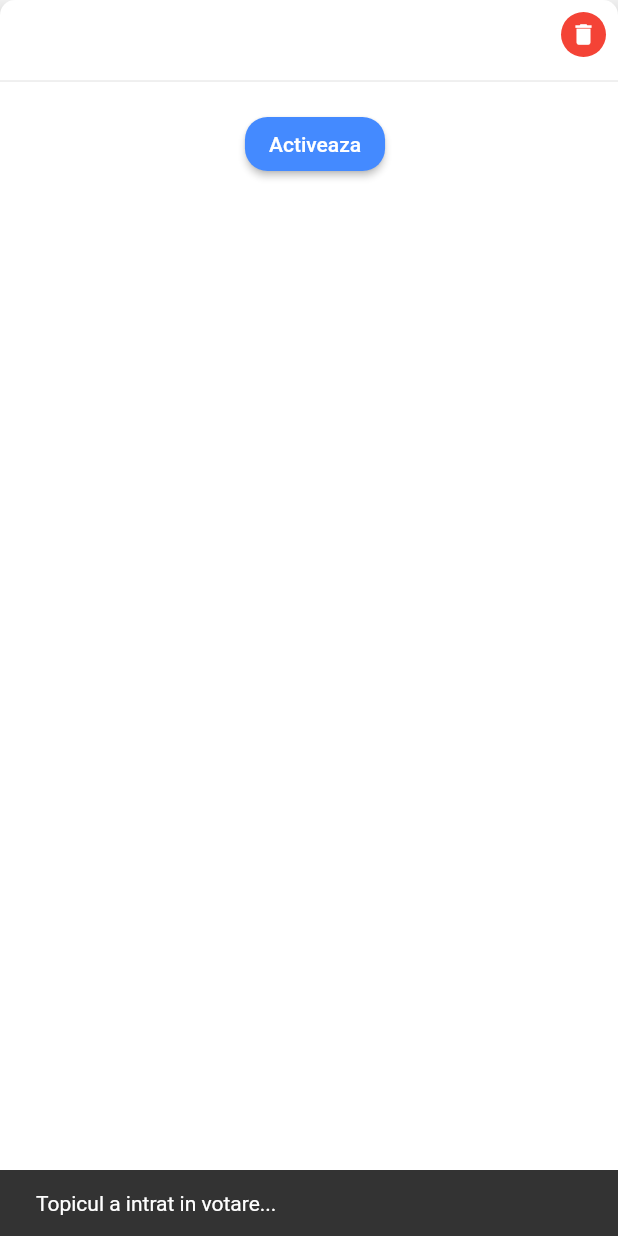
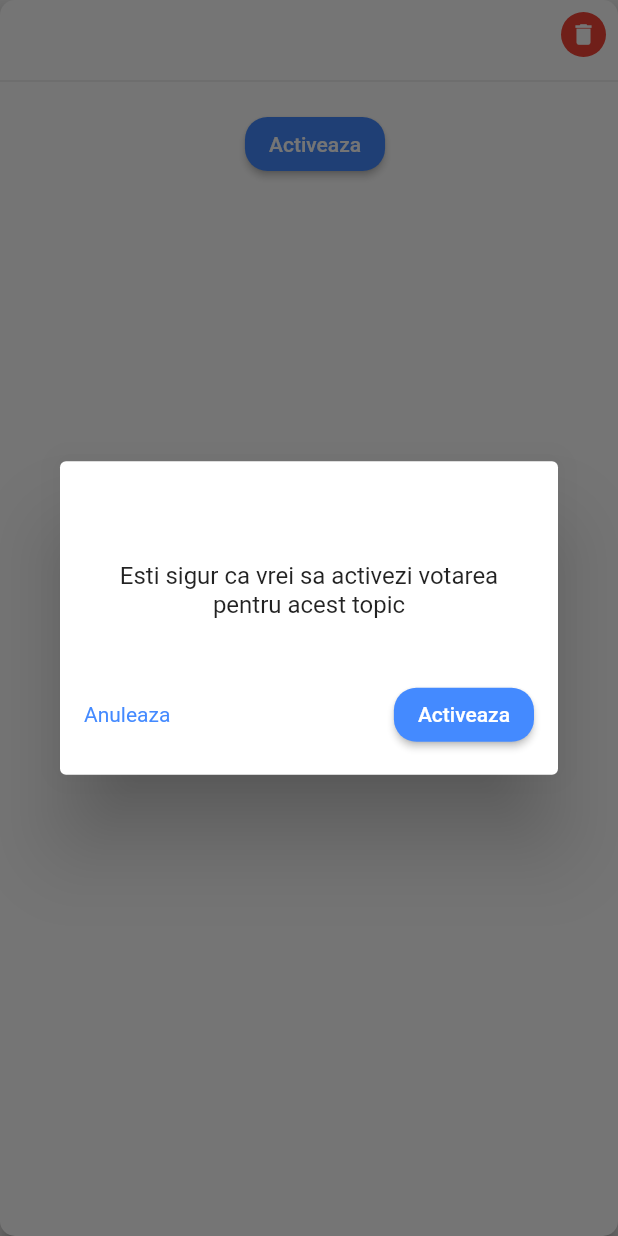
Before and after one commit to TeodorBirghisan/vot_senat_client, a Flutter app: the TopicCard widget shown alone on an empty page, opened directly with empty values, after a tap on "Activeaza", on a phone screen of 412 x 824 dp. Run offline on Flutter 3.47's test engine with Material 2 defaults, Android fonts, the phone set to English and light mode, and no system bars; our stand-ins replace date_time_picker, flutter_bloc; network calls fail.

Commit message:
cqfx05hk activate two step popup

```diff
--- a/lib/widgets/topic_card.dart
+++ b/lib/widgets/topic_card.dart
@@ -74,10 +74,71 @@ class TopicCard extends StatelessWidget {
                         ),
                       ),
                       onPressed: () {
-                        ScaffoldMessenger.of(context).showSnackBar(
-                          const SnackBar(
-                            content: Text('Topicul a intrat in votare...'),
-                          ),
+                        showDialog(
+                          context: context,
+                          builder: (BuildContext context) {
+                            return AlertDialog(
+                              title: new Text(
+                                topic.content ?? "",
+                                textAlign: TextAlign.center,
+                              ),
+                              content: new Text(
+                                "Esti sigur ca vrei sa activezi votarea pentru acest topic",
+                                textAlign: TextAlign.center,
+                              ),
+                              actions: <Widget>[
+                                Padding(
+                                  padding: const EdgeInsets.all(8.0),
+                                  child: Row(
+                                    mainAxisAlignment: MainAxisAlignment.spaceBetween,
+                                    children: [
+                                      Material(
+                                        color: Colors.white,
+                                        child: InkWell(
+                                          child: Text(
+                                            "Anuleaza",
+                                            style: TextStyle(color: Colors.blueAccent),
+                                          ),
+                                          onTap: () {
+                                            Navigator.of(context).pop();
+                                          },
+                                        ),
+                                      ),
+                                      // ElevatedButton(
+                                      //   style: ElevatedButton.styleFrom(
+                                      //     primary: Colors.white,
+                                      //   ),
+                                      //   onPressed: () {
+                                      //     Navigator.of(context).pop();
+                                      //   },
+                                      //   child: Text(
+                                      //     "Anuleaza",
+                                      //     style: TextStyle(color: Colors.blueAccent),
+                                      //   ),
+                                      // ),
+                                      ElevatedButton(
+                                        style: ElevatedButton.styleFrom(
+                                          primary: Colors.blueAccent,
+                                          shape: RoundedRectangleBorder(
+                                            borderRadius: BorderRadius.circular(15),
+                                          ),
+                                        ),
+                                        onPressed: () {
+                                          Navigator.of(context).pop();
+                                          ScaffoldMessenger.of(context).showSnackBar(
+                                            const SnackBar(
+                                              content: Text('Topicul a intrat in votare...'),
+                                            ),
+                                          );
+                                        },
+                                        child: Text("Activeaza"),
+                                      ),
+                                    ],
+                                  ),
+                                ),
+                              ],
+                            );
+                          },
                         );
                       },
                       child: const Text('Activeaza')),
```
